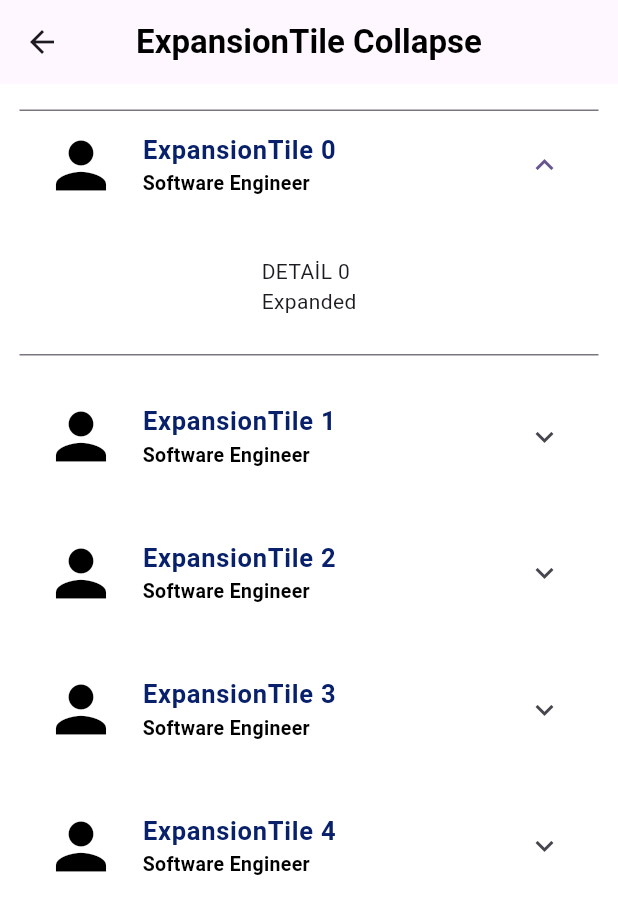
After one commit to Mohammed-Faris/Encryption, a Flutter app: the screen it shows after launch, after a tap on "Expandable list", on a phone screen of 412 x 824 dp. The commit adds this screen. Shown: the top 914 px of the screen. Run offline on Flutter 3.47's test engine with Material 2 defaults, Android fonts, the phone set to English and light mode, and no system bars; our stand-ins replace cached_network_image, flutter_secure_storage, webview_flutter, youtube_player_iframe; network calls fail.

Commit message:
Expandable list code added

```diff
--- a/lib/constants.dart
+++ b/lib/constants.dart
@@ -1,2 +1,4 @@
 const String homePage = '/';
 const String dataPage = '/data';
+const String videoPage = '/videoPage';
+const String Expandpage = '/expandpage';
--- /dev/null
+++ b/lib/models/panelitem.dart
@@ -0,0 +1,10 @@
+class PanelItem {
+  String headerText;
+  String bodyText;
+  bool Expanded;
+
+  PanelItem(
+      {required this.headerText,
+      required this.bodyText,
+      this.Expanded = false});
+}
--- /dev/null
+++ b/lib/models/youtubemodel.dart
@@ -0,0 +1,5 @@
+class YoutubeModel {
+  final int id;
+  final String YoutubeId;
+  YoutubeModel({required this.id, required this.YoutubeId});
+}
--- a/lib/routes.dart
+++ b/lib/routes.dart
@@ -1,7 +1,9 @@
 import 'package:flutter/material.dart';
 import 'package:storagesecure/constants.dart';
 import 'package:storagesecure/screens/dataPage.dart';
+import 'package:storagesecure/screens/expandablelist.dart';
 import 'package:storagesecure/screens/homePage.dart';
+import 'package:storagesecure/screens/ytbplayer.dart';
 
 class Routes {
   static Route<dynamic> generateRoute(RouteSettings settings) {
@@ -13,6 +15,13 @@ class Routes {
                 ));
       case dataPage:
         return MaterialPageRoute(builder: (context) => const DataPage());
+      case videoPage:
+        return MaterialPageRoute(builder: (context) => const YtbPlayer());
+      case Expandpage:
+        return MaterialPageRoute(
+            builder: (context) => const Expandablelist(
+                  title: 'Expandable list',
+                ));
     }
     return MaterialPageRoute(
         builder: (context) => const Scaffold(
--- /dev/null
+++ b/lib/screens/expandablelist.dart
@@ -0,0 +1,157 @@
+// import 'package:flutter/material.dart';
+// import 'package:storagesecure/models/panelitem.dart';
+
+// class Expandablelist extends StatefulWidget {
+//   const Expandablelist({super.key});
+
+//   @override
+//   State<Expandablelist> createState() => _ExpandablelistState();
+// }
+
+// class _ExpandablelistState extends State<Expandablelist> {
+//   final List<PanelItem> _panelItems = [
+//     PanelItem(
+//       headerText: 'Panel 1',
+//       bodyText: 'Content of Panel 1',
+//     ),
+//     PanelItem(
+//         headerText: 'Panel 2', bodyText: 'Content of Panel 2', Expanded: true),
+//     PanelItem(headerText: 'Panel 3', bodyText: 'Content of Panel 3'),
+//     PanelItem(headerText: 'Panel 4', bodyText: 'Content of Panel 4'),
+//   ];
+
+//   void _handleExpansion(int index) {
+//     setState(() {
+//       _panelItems[index].Expanded = !_panelItems[index].Expanded;
+//     });
+//   }
+
+//   final int _expandedIndex = 0;
+
+//   @override
+//   Widget build(BuildContext context) {
+//     return Scaffold(
+//       appBar: AppBar(
+//         title: const Text('Expandable List Demo'),
+//       ),
+//       body: SingleChildScrollView(
+//         child: Container(
+//           padding: const EdgeInsets.all(16.0),
+//           child: ExpansionPanelList(
+//             elevation: 1,
+//             expandedHeaderPadding: const EdgeInsets.all(15.0),
+//             expansionCallback: (int index, bool isExpanded) {
+//               _handleExpansion(index);
+//             },
+//             children: _panelItems.map<ExpansionPanel>((PanelItem item) {
+//               final bool isExpanded =
+//                   _expandedIndex == _panelItems.indexOf(item);
+//               return ExpansionPanel(
+//                 headerBuilder: (BuildContext context, bool isExpanded) {
+//                   return Text(item.headerText);
+//                 },
+//                 body: Padding(
+//                   padding: const EdgeInsets.all(8.0),
+//                   child: Text(item.bodyText),
+//                 ),
+//                 isExpanded: isExpanded,
+//               );
+//             }).toList(),
+//           ),
+//         ),
+//       ),
+//     );
+//   }
+// }
+
+import 'package:flutter/material.dart';
+
+class Expandablelist extends StatefulWidget {
+  const Expandablelist({Key? key, required this.title}) : super(key: key);
+
+  final String title;
+
+  @override
+  _ExpandablelistState createState() => _ExpandablelistState();
+}
+
+class _ExpandablelistState extends State<Expandablelist> {
+  // selected's value = 0. For default first item is open.
+  int selected = 0; //attention
+
+  @override
+  Widget build(BuildContext context) {
+    return Scaffold(
+      appBar: AppBar(
+        centerTitle: true,
+        title: const Text('ExpansionTile Collapse',
+            style: TextStyle(color: Colors.black, fontWeight: FontWeight.bold)),
+      ),
+      body: Container(
+        color: Colors.white,
+        child: SingleChildScrollView(
+          child: Column(children: [
+            ListView.builder(
+              key: Key('builder ${selected.toString()}'), //attention
+              padding:
+                  const EdgeInsets.only(left: 13.0, right: 13.0, bottom: 25.0),
+              shrinkWrap: true,
+              physics: const NeverScrollableScrollPhysics(),
+              itemCount: 5,
+              itemBuilder: (context, index) {
+                return Column(children: <Widget>[
+                  const Divider(
+                    height: 17.0,
+                    color: Colors.white,
+                  ),
+                  ExpansionTile(
+                    key: Key(index.toString()), //attention
+                    initiallyExpanded: index == selected, //attention
+
+                    leading: const Icon(
+                      Icons.person,
+                      size: 50.0,
+                      color: Colors.black,
+                    ),
+                    title: Text('ExpansionTile $index',
+                        style: const TextStyle(
+                            color: Color(0xFF09216B),
+                            fontSize: 17.0,
+                            fontWeight: FontWeight.bold)),
+                    subtitle: const Text(
+                      'Software Engineer',
+                      style: TextStyle(
+                          color: Colors.black,
+                          fontSize: 13.0,
+                          fontWeight: FontWeight.bold),
+                    ),
+                    onExpansionChanged: ((newState) {
+                      if (newState) {
+                        setState(() {
+                          const Duration(seconds: 20000);
+                          selected = index;
+                        });
+                      } else {
+                        setState(() {
+                          selected = -1;
+                        });
+                      }
+                    }),
+                    children: <Widget>[
+                      Padding(
+                        padding: const EdgeInsets.all(25.0),
+                        child: Text(
+                          'DETAİL $index \n' 'Expanded',
+                        ),
+                      )
+                    ],
+                  ),
+                ]);
+              },
+            )
+          ]),
+        ),
+      ),
+    );
+  }
+}
--- a/lib/screens/homePage.dart
+++ b/lib/screens/homePage.dart
@@ -59,12 +59,13 @@ class _HomePageState extends State<HomePage> {
               PrimaryBtn(
                   btnText: "Store Data",
                   btnFun: () {
+                    // Navigator.pushNamed(context, videoPage);
                     SecureStorage()
                         .writeSecureData('name', textEditingController.text);
                   }),
               HeightSpacer(myHeight: kSpacing * 1),
               PrimaryBtn(
-                  btnText: "Read Data",
+                  btnText: "Read Data / Nav to Landscape",
                   btnFun: () {
                     Navigator.pushNamed(context, dataPage);
                     SecureStorage().readSecureData('name');
@@ -75,6 +76,18 @@ class _HomePageState extends State<HomePage> {
                   btnFun: () {
                     SecureStorage().deleteSecureData('name');
                   }),
+              HeightSpacer(myHeight: kSpacing * 1),
+              PrimaryBtn(
+                  btnText: 'Video Playback',
+                  btnFun: () {
+                    Navigator.pushNamed(context, videoPage);
+                  }),
+              HeightSpacer(myHeight: kSpacing * 1),
+              PrimaryBtn(
+                  btnText: 'Expandable list',
+                  btnFun: () {
+                    Navigator.pushNamed(context, Expandpage);
+                  }),
             ],
           ),
         ),
--- /dev/null
+++ b/lib/screens/ytbplayer.dart
@@ -0,0 +1,25 @@
+import 'package:flutter/material.dart';
+import 'package:storagesecure/components/playercomponent.dart';
+
+class YtbPlayer extends StatelessWidget {
+  const YtbPlayer({
+    super.key,
+  });
+
+  @override
+  Widget build(BuildContext context) {
+    return MaterialApp(
+      home: Scaffold(
+        appBar: AppBar(
+          title: const Text('YouTube Video Player Demo'),
+        ),
+        body: const AspectRatio(
+          aspectRatio: 16 / 9,
+          child: PlayerComponent(
+            videoUrl: 'https://www.youtube.com/embed/jA14r2ujQ7s',
+          ),
+        ),
+      ),
+    );
+  }
+}
--- a/pubspec.yaml
+++ b/pubspec.yaml
@@ -36,6 +36,12 @@ dependencies:
   # Use with the CupertinoIcons class for iOS style icons.
   cupertino_icons: ^1.0.2
   flutter_secure_storage: ^9.0.0
+  # flutter_webview_plugin: ^0.4.0
+  youtube_player_iframe: ^2.2.2
+  cached_network_image: ^3.1.0
+  webview_flutter: ^4.2.4
+
+
 
 
 dev_dependencies:
```
Also changed, not shown: lib/components/playercomponent.dart (added, +30 -0 lines), lib/screens/videoPlayer.dart (added, +156 -0 lines), pubspec.lock, 1 other file.
